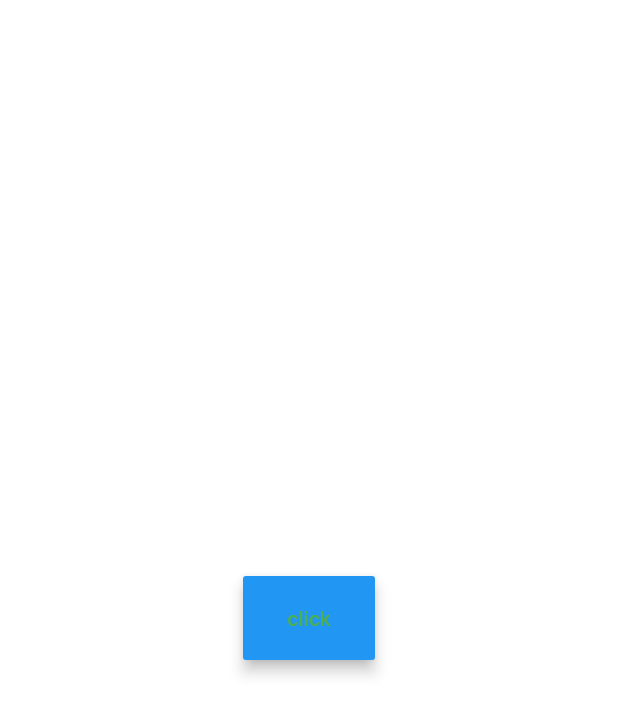
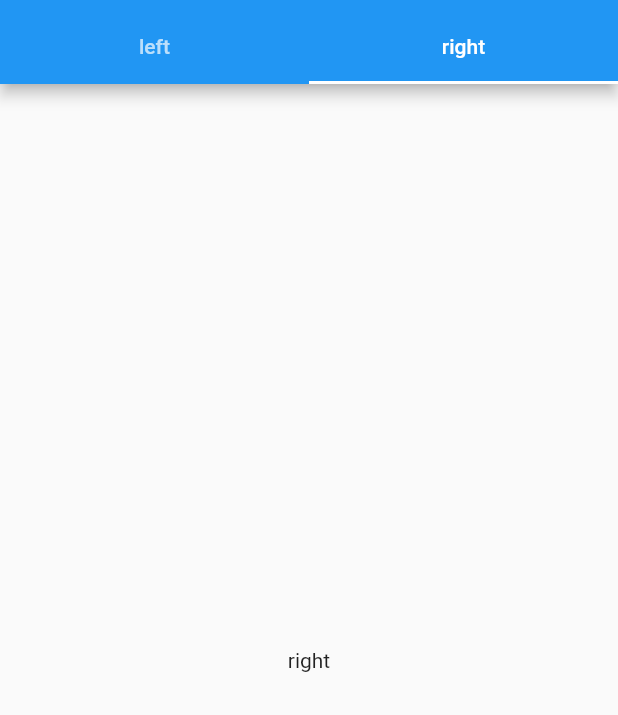
Before and after one commit to creasexul/FlutterBasic, a Flutter app: the screen it shows after launch, on a phone screen of 412 x 824 dp. Shown: the top 715 px of the screen. Run offline on Flutter 3.47's test engine with Material 2 defaults, Android fonts, the phone set to English and light mode, and no system bars.

Commit message:
add some widgets's usage

```diff
--- a/lib/main.dart
+++ b/lib/main.dart
@@ -1,4 +1,4 @@
-import 'package:flut_test/widgets/URaisedButton.dart';
+import 'package:flut_test/widgets/UTabController.dart';
 import 'package:flutter/material.dart';
 
 void main() {
@@ -16,14 +16,10 @@ class MyScaffold extends StatefulWidget {
 class MyScaffoldState extends State<MyScaffold> {
   int count = 0;
 
-  _increment() {
-    setState(() {
-      count++;
-    });
-  }
-
   @override
   Widget build(BuildContext context) {
-    return URaisedButton();
+    // Material is a conceptual piece of paper on which the UI appears.
+    return Material(
+        child: UTabController());
   }
 }
--- /dev/null
+++ b/lib/widgets/UTabController.dart
@@ -0,0 +1,52 @@
+import 'package:flutter/material.dart';
+import 'package:flutter/widgets.dart';
+
+class UTabController extends StatefulWidget {
+  const UTabController({Key key}) : super(key: key);
+
+  @override
+  State<StatefulWidget> createState() => UTabControllerState();
+}
+
+class UTabControllerState extends State<UTabController>
+    with SingleTickerProviderStateMixin {
+  final List<Tab> list = <Tab>[Tab(text: 'left'), Tab(text: 'right')];
+
+  TabController _controller;
+
+  @override
+  void initState() {
+    super.initState();
+    _controller = TabController(vsync: this, length: list.length);
+    _controller.index = 1;
+  }
+
+  @override
+  void dispose() {
+    _controller.dispose();
+    super.dispose();
+  }
+
+  @override
+  Widget build(BuildContext context) {
+    return Scaffold(
+      appBar: AppBar(
+          flexibleSpace: Column(
+            mainAxisAlignment: MainAxisAlignment.end,
+            children: [
+              TabBar(
+                tabs: list,
+                controller: _controller,
+              ),
+            ],
+          ),
+      ),
+      body: TabBarView(
+        controller: _controller,
+        children: list.map((Tab tab) {
+          return Center(child: Text(tab.text));
+        }).toList(),
+      ),
+    );
+  }
+}
```
Also changed, not shown: lib/widgets/UScaffold.dart (added, +22 -0 lines), pubspec.lock, 3 other files.
